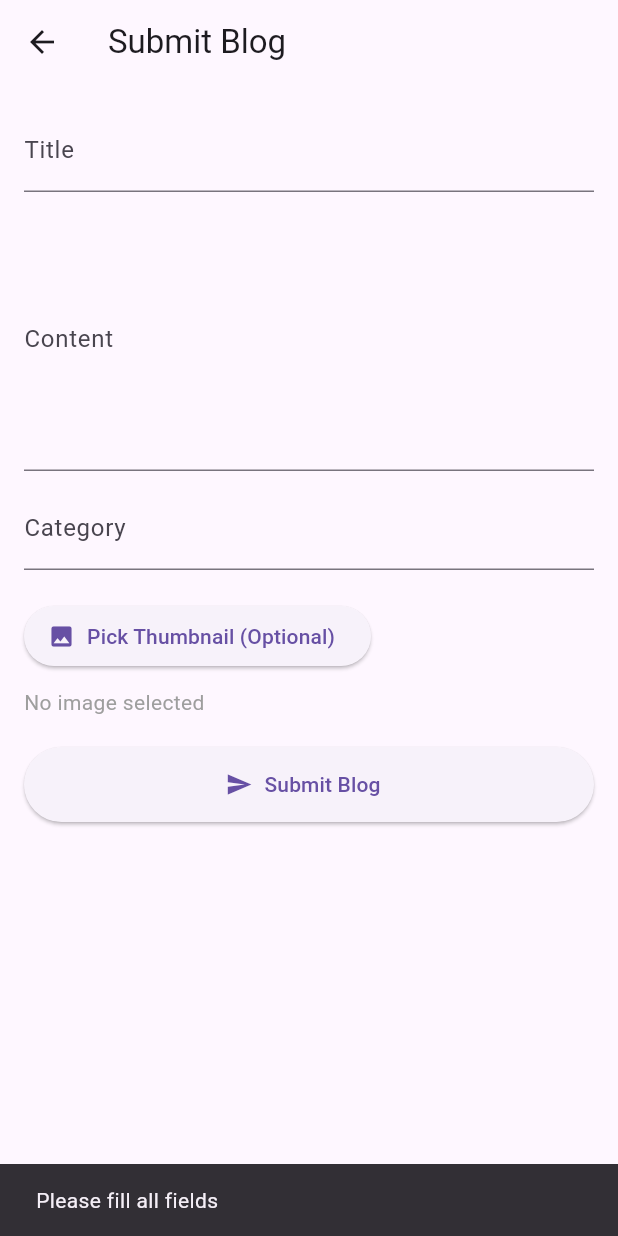
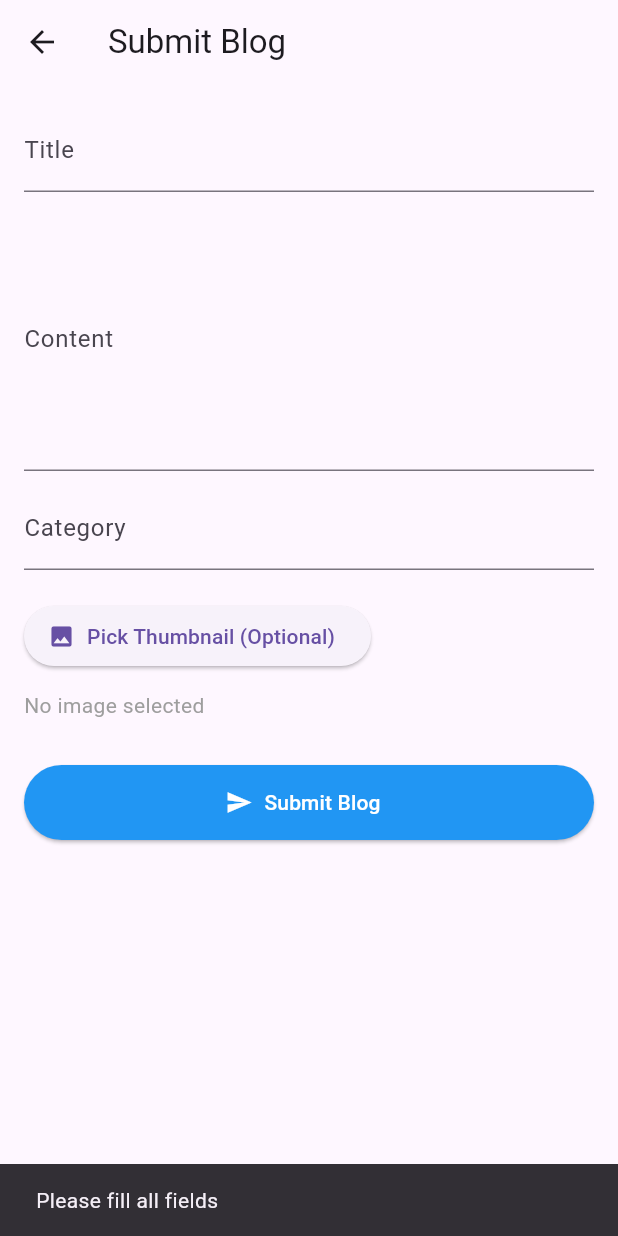
Before and after one commit to gengadharan4656/blog-app, a Flutter app: the SubmitBlogPage screen opened directly with empty values, after a tap on "Submit Blog", on a phone screen of 412 x 824 dp. Run offline on Flutter 3.47's test engine with Material 3 defaults, Android fonts, the phone set to English and light mode, and no system bars; our stand-ins replace image_picker.

Commit message:
Update submit_blog_page.dart

```diff
--- a/lib/submit_blog_page.dart
+++ b/lib/submit_blog_page.dart
@@ -1,4 +1,3 @@
-// Updated SubmitBlogPage.dart with optional thumbnail and validations
 import 'dart:io';
 import 'dart:typed_data';
 import 'package:flutter/foundation.dart';
@@ -69,14 +68,14 @@ class _SubmitBlogPageState extends State<SubmitBlogPage> {
     if (_imageBytes != null && _imageName != null) {
       request.files.add(http.MultipartFile.fromBytes('thumbnail', _imageBytes!, filename: _imageName));
     } else if (_imageFile != null) {
-      request.files.add(await http.MultipartFile.fromPath('thumbnail', _imageFile!.path, filename: _imageName));
+      request.files.add(await http.MultipartFile.fromPath('thumbnail', _imageFile!.path));
     }
 
     try {
       final response = await request.send();
       if (response.statusCode == 200) {
         ScaffoldMessenger.of(context).showSnackBar(
-          const SnackBar(content: Text("Blog uploaded successfully")),
+          const SnackBar(content: Text("✅ Blog uploaded successfully")),
         );
         titleController.clear();
         contentController.clear();
@@ -88,23 +87,32 @@ class _SubmitBlogPageState extends State<SubmitBlogPage> {
         });
       } else {
         ScaffoldMessenger.of(context).showSnackBar(
-          SnackBar(content: Text("Upload failed: \${response.statusCode}")),
+          SnackBar(content: Text("❌ Upload failed (${response.statusCode})")),
         );
       }
     } catch (e) {
       ScaffoldMessenger.of(context).showSnackBar(
-        SnackBar(content: Text("Error: \$e")),
+        SnackBar(content: Text("Error: $e")),
       );
     }
   }
 
   Widget imagePreview() {
     if (_imageFile != null) {
-      return Image.file(_imageFile!, height: 150);
+      return ClipRRect(
+        borderRadius: BorderRadius.circular(8),
+        child: Image.file(_imageFile!, height: 150),
+      );
     } else if (_imageBytes != null) {
-      return Image.memory(_imageBytes!, height: 150);
+      return ClipRRect(
+        borderRadius: BorderRadius.circular(8),
+        child: Image.memory(_imageBytes!, height: 150),
+      );
     } else {
-      return const Text("No image selected", style: TextStyle(color: Colors.grey));
+      return const Text(
+        "No image selected",
+        style: TextStyle(color: Colors.grey, fontSize: 14),
+      );
     }
   }
 
@@ -133,15 +141,19 @@ class _SubmitBlogPageState extends State<SubmitBlogPage> {
                 label: const Text("Pick Thumbnail (Optional)"),
                 onPressed: pickImage,
               ),
-              const SizedBox(height: 10),
+              const SizedBox(height: 12),
               imagePreview(),
-              const SizedBox(height: 20),
+              const SizedBox(height: 30),
               ElevatedButton.icon(
                 icon: const Icon(Icons.send),
                 label: const Text("Submit Blog"),
                 onPressed: submitBlog,
-                style: ElevatedButton.styleFrom(minimumSize: const Size.fromHeight(50)),
-              )
+                style: ElevatedButton.styleFrom(
+                  minimumSize: const Size.fromHeight(50),
+                  backgroundColor: Colors.blue,
+                  foregroundColor: Colors.white,
+                ),
+              ),
             ],
           ),
         ),
```
